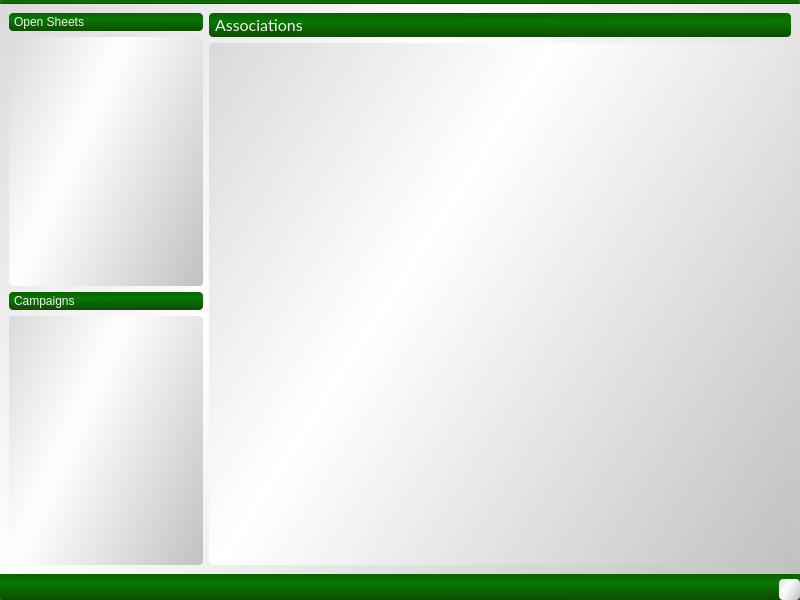
Before: the Qt Designer form ui/mainwindow.ui in TryExceptElse/pyleadstool, drawn with Qt 5.
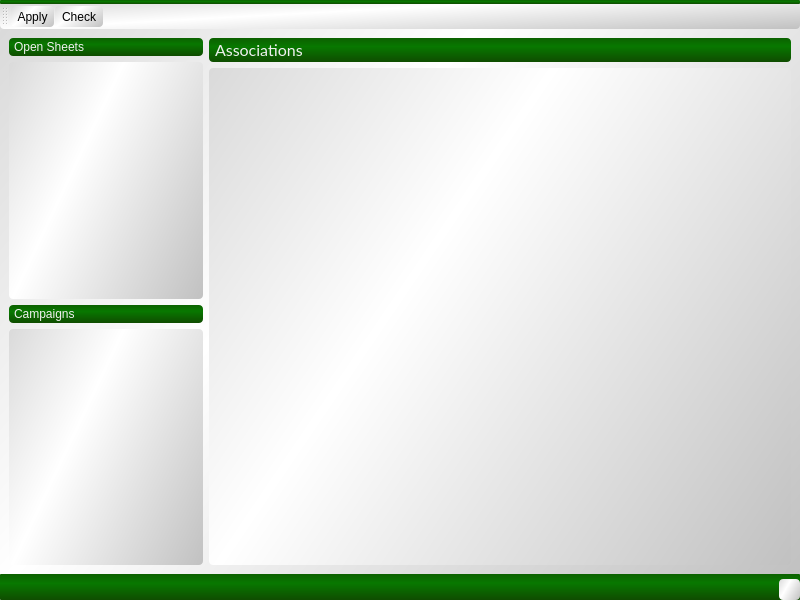
After: the same form once the commit is applied.

What changed in the file:
```diff
--- a/ui/mainwindow.ui
+++ b/ui/mainwindow.ui
@@ -87,7 +87,7 @@
        </widget>
       </item>
       <item>
-       <widget class="QTableWidget" name="assocTable"/>
+       <widget class="QTableView" name="assocTable"/>
       </item>
      </layout>
     </item>
@@ -104,6 +104,35 @@
    </property>
   </widget>
   <widget class="QStatusBar" name="statusbar"/>
+  <widget class="QToolBar" name="toolBar">
+   <property name="windowTitle">
+    <string>toolBar</string>
+   </property>
+   <attribute name="toolBarArea">
+    <enum>TopToolBarArea</enum>
+   </attribute>
+   <attribute name="toolBarBreak">
+    <bool>true</bool>
+   </attribute>
+   <addaction name="actionApplyTranslations"/>
+   <addaction name="actionCheck"/>
+  </widget>
+  <action name="actionApplyTranslations">
+   <property name="text">
+    <string>Apply</string>
+   </property>
+   <property name="toolTip">
+    <string>Move values from source sheet to target, while checking for duplicates or whitespace.</string>
+   </property>
+  </action>
+  <action name="actionCheck">
+   <property name="text">
+    <string>Check</string>
+   </property>
+   <property name="toolTip">
+    <string>Check selected translations for duplicates and/or whitespace, determined by settings.</string>
+   </property>
+  </action>
  </widget>
  <resources/>
  <connections/>
```
